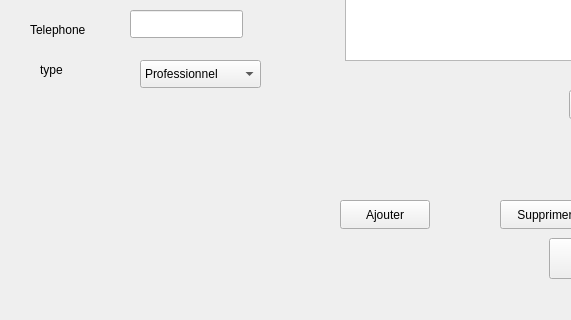
hamzamadhi05-byte/SmartWaterFactory, file mainwindow.ui: the form before one commit; both pictures show x 0 to 571 and y 280 to 600 of the 1323 by 600 pixel window.
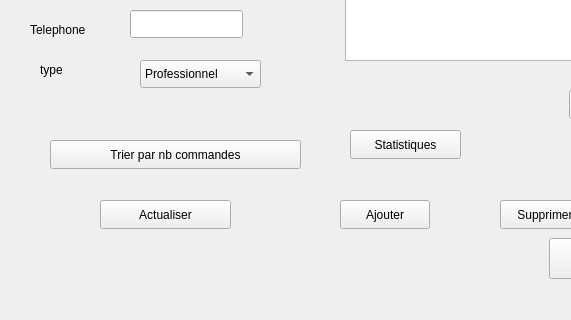
The form after the commit.

Commit message: Statistiques clients

Patch:
```diff
--- a/mainwindow.ui
+++ b/mainwindow.ui
@@ -276,6 +276,45 @@
      <string>Détecter les inactifs</string>
     </property>
    </widget>
+   <widget class="QPushButton" name="btnStats">
+    <property name="geometry">
+     <rect>
+      <x>350</x>
+      <y>410</y>
+      <width>111</width>
+      <height>29</height>
+     </rect>
+    </property>
+    <property name="text">
+     <string>Statistiques</string>
+    </property>
+   </widget>
+   <widget class="QPushButton" name="btnTri">
+    <property name="geometry">
+     <rect>
+      <x>50</x>
+      <y>420</y>
+      <width>251</width>
+      <height>29</height>
+     </rect>
+    </property>
+    <property name="text">
+     <string>Trier par nb commandes</string>
+    </property>
+   </widget>
+   <widget class="QPushButton" name="btnActualiser">
+    <property name="geometry">
+     <rect>
+      <x>100</x>
+      <y>480</y>
+      <width>131</width>
+      <height>29</height>
+     </rect>
+    </property>
+    <property name="text">
+     <string>Actualiser</string>
+    </property>
+   </widget>
   </widget>
   <widget class="QMenuBar" name="menubar">
    <property name="geometry">
```
The commit also changes 5 other files.
